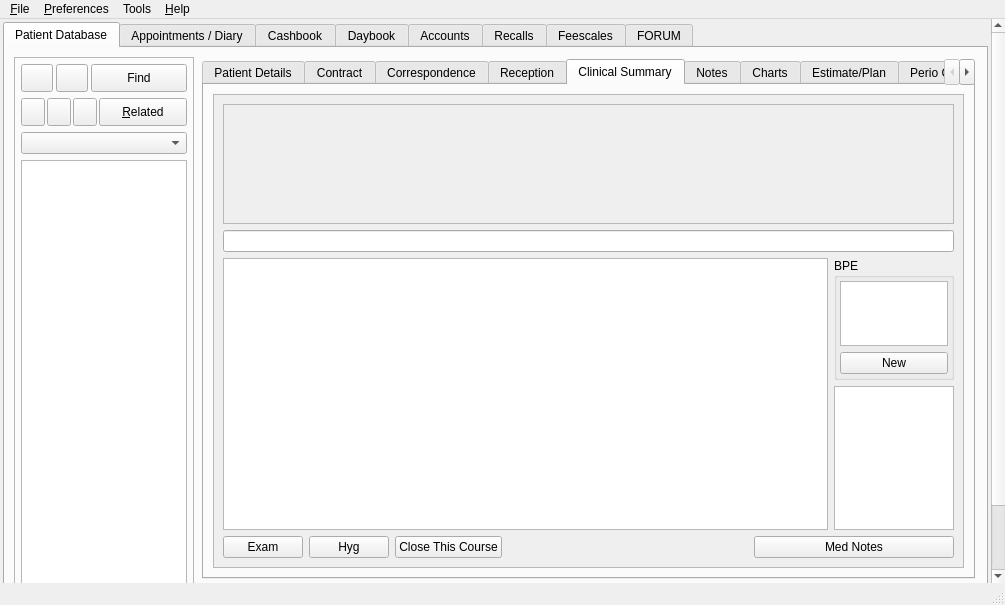
Qt form src/openmolar/qt-designer/main.ui (rowinggolfer/openmolar1) before a commit.
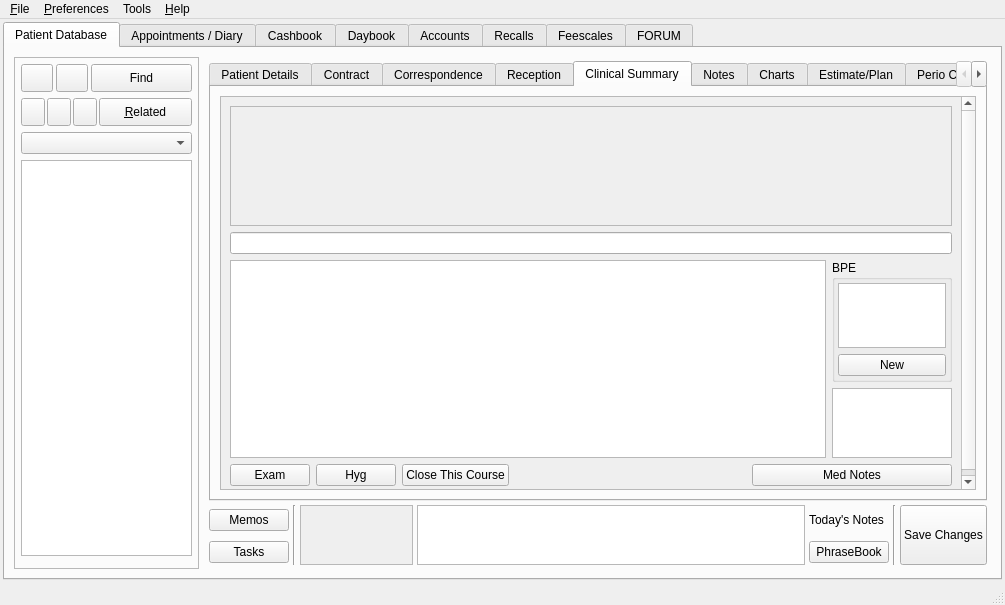
The same form after that commit. Icons and pictures are not drawn.

Commit message: new hidden notes viewer.

Diff of the .ui file:
```diff
--- a/src/openmolar/qt-designer/main.ui
+++ b/src/openmolar/qt-designer/main.ui
@@ -447,12 +447,12 @@
               </property>
               <layout class="QGridLayout" name="gridLayout_7">
                <property name="margin">
-                <number>2</number>
+                <number>4</number>
                </property>
                <property name="spacing">
                 <number>4</number>
                </property>
-               <item row="0" column="0" colspan="9">
+               <item row="0" column="0" colspan="7">
                 <widget class="QTabWidget" name="tabWidget">
                  <property name="currentIndex">
                   <number>4</number>
@@ -2459,8 +2459,8 @@
                       <property name="geometry">
                        <rect>
                         <x>0</x>
-                        <y>-38</y>
-                        <width>736</width>
+                        <y>0</y>
+                        <width>734</width>
                         <height>426</height>
                        </rect>
                       </property>
@@ -3621,7 +3621,60 @@
                  </property>
                 </widget>
                </item>
-               <item row="1" column="4" rowspan="2">
+               <item row="1" column="2" rowspan="2">
+                <widget class="QScrollArea" name="scrollArea_8">
+                 <property name="maximumSize">
+                  <size>
+                   <width>120</width>
+                   <height>60</height>
+                  </size>
+                 </property>
+                 <property name="horizontalScrollBarPolicy">
+                  <enum>Qt::ScrollBarAlwaysOff</enum>
+                 </property>
+                 <property name="widgetResizable">
+                  <bool>true</bool>
+                 </property>
+                 <widget class="QWidget" name="scrollAreaWidgetContents_13">
+                  <property name="geometry">
+                   <rect>
+                    <x>0</x>
+                    <y>0</y>
+                    <width>110</width>
+                    <height>58</height>
+                   </rect>
+                  </property>
+                  <layout class="QVBoxLayout" name="verticalLayout_20">
+                   <property name="spacing">
+                    <number>0</number>
+                   </property>
+                   <property name="margin">
+                    <number>2</number>
+                   </property>
+                   <item>
+                    <widget class="QLabel" name="hiddenNotes_label">
+                     <property name="minimumSize">
+                      <size>
+                       <width>70</width>
+                       <height>0</height>
+                      </size>
+                     </property>
+                     <property name="text">
+                      <string/>
+                     </property>
+                     <property name="alignment">
+                      <set>Qt::AlignLeading|Qt::AlignLeft|Qt::AlignTop</set>
+                     </property>
+                     <property name="wordWrap">
+                      <bool>true</bool>
+                     </property>
+                    </widget>
+                   </item>
+                  </layout>
+                 </widget>
+                </widget>
+               </item>
+               <item row="1" column="3" rowspan="2">
                 <widget class="QTextEdit" name="notesEnter_textEdit">
                  <property name="maximumSize">
                   <size>
@@ -3634,7 +3687,21 @@
                  </property>
                 </widget>
                </item>
-               <item row="1" column="8" rowspan="2">
+               <item row="1" column="4">
+                <widget class="QLabel" name="label_39">
+                 <property name="text">
+                  <string>Today's Notes</string>
+                 </property>
+                </widget>
+               </item>
+               <item row="1" column="5" rowspan="2">
+                <widget class="Line" name="line_2">
+                 <property name="orientation">
+                  <enum>Qt::Vertical</enum>
+                 </property>
+                </widget>
+               </item>
+               <item row="1" column="6" rowspan="2">
                 <widget class="QPushButton" name="saveButton">
                  <property name="maximumSize">
                   <size>
@@ -3668,30 +3735,7 @@
                  </property>
                 </widget>
                </item>
-               <item row="1" column="3" rowspan="2">
-                <widget class="QLabel" name="completed_label">
-                 <property name="minimumSize">
-                  <size>
-                   <width>70</width>
-                   <height>0</height>
-                  </size>
-                 </property>
-                 <property name="text">
-                  <string>TextLabel</string>
-                 </property>
-                 <property name="wordWrap">
-                  <bool>true</bool>
-                 </property>
-                </widget>
-               </item>
-               <item row="1" column="6">
-                <widget class="QLabel" name="label_39">
-                 <property name="text">
-                  <string>Today's Notes</string>
-                 </property>
-                </widget>
-               </item>
-               <item row="2" column="6">
+               <item row="2" column="4">
                 <widget class="QPushButton" name="phraseBook_pushButton">
                  <property name="text">
                   <string>PhraseBook</string>
@@ -3705,13 +3749,6 @@
                  </property>
                 </widget>
                </item>
-               <item row="1" column="7" rowspan="2">
-                <widget class="Line" name="line_2">
-                 <property name="orientation">
-                  <enum>Qt::Vertical</enum>
-                 </property>
-                </widget>
-               </item>
               </layout>
              </widget>
             </item>
```
Left out of the diff: 14 changed lines with no effect on the pictures. The commit also changes 14 other files.
